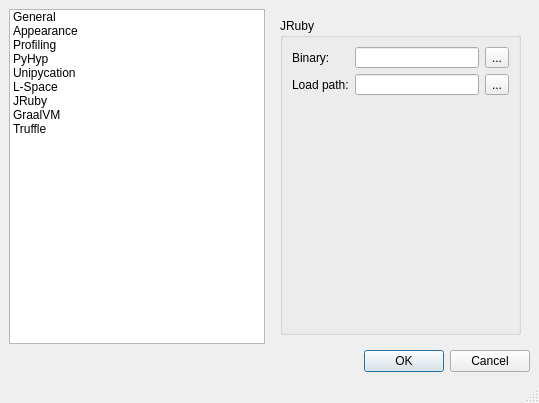
Above: lib/eco/gui/settings.ui from softdevteam/eco before the change. Below: the same form after it.
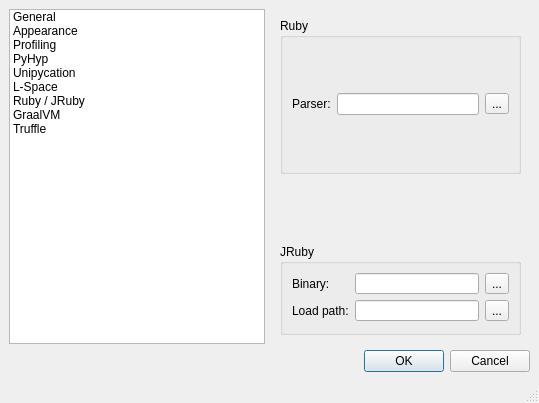
That is the form after the change. The open tabs and pages were chosen to show the change. Icons and pictures are not drawn.

Commit message: Set Ruby parser in settings. Improve error message if no parser is found.

```diff
--- a/lib/eco/gui/settings.ui
+++ b/lib/eco/gui/settings.ui
@@ -94,7 +94,7 @@
         </item>
         <item>
          <property name="text">
-          <string>JRuby</string>
+          <string>Ruby / JRuby</string>
          </property>
          <property name="icon">
           <iconset theme="gnome-mime-application-x-ruby">
@@ -601,11 +601,43 @@
         <widget class="QWidget" name="page_7">
          <layout class="QVBoxLayout" name="verticalLayout_5">
           <item>
+           <widget class="QGroupBox" name="groupBox_12">
+            <property name="title">
+             <string>Ruby</string>
+            </property>
+            <layout class="QGridLayout" name="gridLayout_2">
+             <item row="0" column="0">
+              <widget class="QLabel" name="parser_label">
+               <property name="text">
+                <string>Parser:</string>
+               </property>
+               <property name="buddy">
+                <cstring>env_ruby_parser</cstring>
+               </property>
+              </widget>
+             </item>
+             <item row="0" column="1">
+              <widget class="QLineEdit" name="env_ruby_parser"/>
+             </item>
+             <item row="0" column="2">
+              <widget class="QToolButton" name="btruby_parser">
+               <property name="text">
+                <string>...</string>
+               </property>
+              </widget>
+             </item>
+            </layout>
+           </widget>
+          </item>
+          <item alignment="Qt::AlignBottom">
            <widget class="QGroupBox" name="groupBox_8">
             <property name="title">
              <string>JRuby</string>
             </property>
             <layout class="QFormLayout" name="formLayout_9">
+             <property name="fieldGrowthPolicy">
+              <enum>QFormLayout::AllNonFixedFieldsGrow</enum>
+             </property>
              <item row="0" column="0" colspan="2">
               <layout class="QGridLayout" name="gridLayout">
                <property name="leftMargin">
```
Left out of the diff: 2 changed lines with no effect on the pictures. The commit also changes 2 other files.
